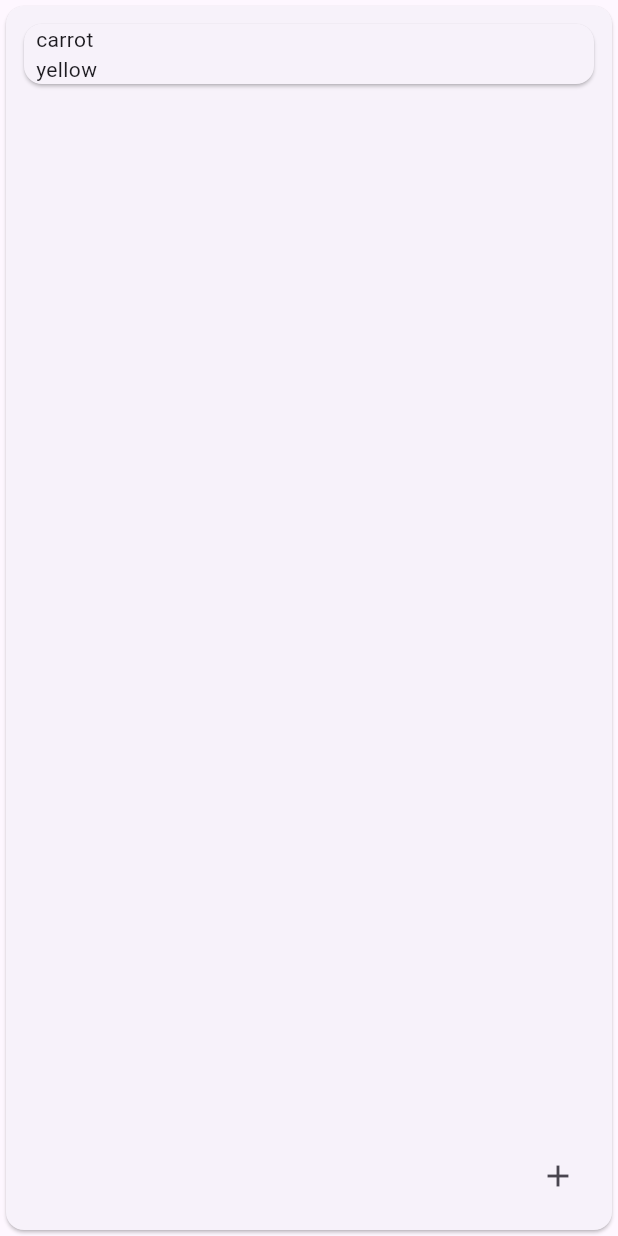
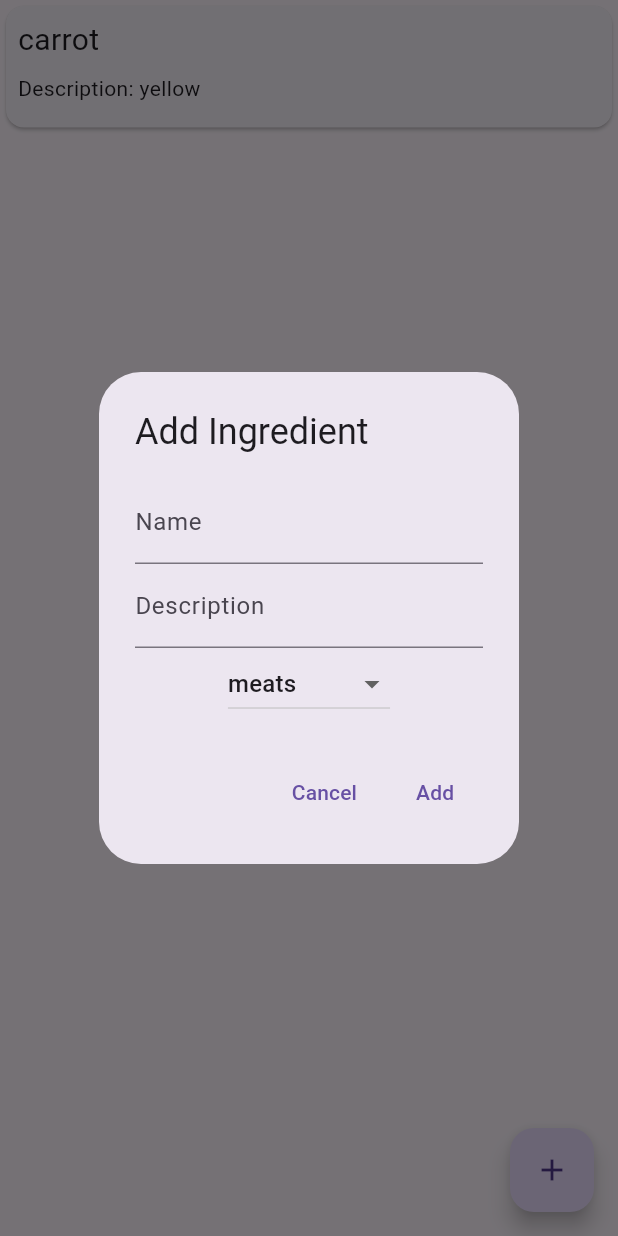
Before and after one commit to Sacolith/recipe_app, a Flutter app: the IngredientsScreen screen opened directly, after a tap on the "add" icon, on a phone screen of 412 x 824 dp. Run offline on Flutter 3.47's test engine with Material 3 defaults, Android fonts, the phone set to English and light mode, and no system bars; our stand-ins replace hive, hive_flutter; accounts and stored records are empty.

Commit message:
im so tired

```diff
--- a/lib/main.dart
+++ b/lib/main.dart
@@ -13,6 +13,7 @@ await Hive.initFlutter();
 
 Hive.registerAdapter(RecipeAdapter());
 Hive.registerAdapter(RecipeTypeAdapter());
+Hive.registerAdapter(IngredientTypeAdapter());
 Hive.registerAdapter(IngredientAdapter());
 
 
--- a/lib/models/ingredient.dart
+++ b/lib/models/ingredient.dart
@@ -14,7 +14,10 @@ class Ingredient extends HiveObject{
 
   @HiveField(2)
    final String description;
-    Ingredient({ required this.ingredienttype,
+
+   @HiveField(3)
+   final String id;
+    Ingredient({ required this.id,required this.ingredienttype,
     required this.description, required this.name
    });
 }
--- a/lib/provider/ingredient_provider.dart
+++ b/lib/provider/ingredient_provider.dart
@@ -5,7 +5,7 @@ class Ipovider{
      Ingredient(
       name: 'carrot',
       description: 'yellow',
-      ingredienttype: [IngredientType.vegetables]
+      ingredienttype: [IngredientType.vegetables], id: '0'
       )
   ];
 }
--- a/lib/screens/ingredients_screen.dart
+++ b/lib/screens/ingredients_screen.dart
@@ -1,4 +1,6 @@
 import 'package:flutter/material.dart';
+import 'package:hive/hive.dart';
+import 'package:recipe_app/models/ingredient.dart';
 import 'package:recipe_app/provider/ingredient_provider.dart';
 import 'package:recipe_app/widget/container.dart';
 
@@ -9,62 +11,140 @@ class IngredientsScreen extends StatefulWidget{
  State<IngredientsScreen> createState()=> IngredientState();
 }
 class IngredientState extends State<IngredientsScreen>{
-late List ing;
+late Box<Ingredient> ingredientBox;
+
+@override
+void initState(){
+  super.initState();
+  ingredientBox=Hive.box<Ingredient>('ingredients');
+}
+
+Future<void> _addIngredient() async{
+  String name='';
+  String description='';
+IngredientType selected=IngredientType.meats;
+
+await showDialog(context: context,
+ builder: (context){
+  return AlertDialog(
+    title: const Text('Add Ingredient'),
+    content: Column(
+      mainAxisSize: MainAxisSize.min,
+      children: [
+        TextField(
+          decoration: const InputDecoration(labelText: 'Name'),
+          onChanged: (value)=> name=value,
+        ),
+        TextField(
+          decoration: const InputDecoration(labelText: 'Description'),
+          onChanged: (value)=> description=value,
+        ),
+        DropdownButton<IngredientType>(
+              value: selected,
+              items: IngredientType.values.map((IngredientType type) {
+                return DropdownMenuItem<IngredientType>(
+                  value: type,
+                  child: Text(type.toString().split('.').last),
+                );
+              }).toList(),
+              onChanged: (IngredientType? newValue) {
+                if (newValue != null) {
+                  setState(() {
+                    selected = newValue;
+                  });
+                  }
+      }
+
+          )
+      ],
+    ),
+    actions: [
+            TextButton(
+              onPressed: () => Navigator.of(context).pop(),
+              child: const Text('Cancel'),
+            ),
+            TextButton(
+              onPressed: () {
+                final newRecipe = Ingredient(
+                  name: name,
+                  description: description,
+                  ingredienttype: [selected],
+                   id: DateTime.now().toString(),
+                );
+                ingredientBox.add(newRecipe);
+                Navigator.of(context).pop();
+                setState(() {});
+              },
+              child: const Text('Add'),
+            ),
+          ],
+  );
+ });
+}
 
  @override
   Widget build(BuildContext context){
+    final List<Ingredient> allIngredients=[
+      ...Ipovider.ingred,
+
+      // ignore: unnecessary_to_list_in_spreads
+      ...ingredientBox.values.toList()
+    ];
     return Scaffold(
-  body: GestureDetector(
+  body: ListView.builder(
+    itemCount: allIngredients.length,
+    itemBuilder: (context,index){
+      final ingredients= allIngredients[index];
+       return GestureDetector(
     child: Hero(
-      tag: 'recipe-card',
-      child: _cardInfo(size: 70),
+      tag: 'Ingredient-card-${ingredients.id}',
+      child: _cardInfo(ingredients),
       ),
-      onTap: ()=> Navigator.of(context).push<void>(
-        MaterialPageRoute(builder: (context)=> const I_Card() )
+     onTap: () => Navigator.of(context).push(
+              MaterialPageRoute(
+                builder: (context) => I_Card(ingredient: ingredients) )
       ),
-       ),
-floatingActionButton:  IconButton(onPressed: (){
-          },
-          icon: const Icon(Icons.add),
-          tooltip: 'Add Ingredient'),
+       );
+    },),
+floatingActionButton:  FloatingActionButton(
+  onPressed: _addIngredient,
+  tooltip: 'Add Ingredient',
+  child: const Icon(Icons.add),
+),
   );
   }
 }
 
+// ignore: camel_case_types
 class I_Card extends StatelessWidget{
-  const I_Card({super.key});
+  final Ingredient ingredient;
+  const I_Card({super.key, required this.ingredient});
  @override
   Widget build(BuildContext context){
      return Scaffold(
       appBar: AppBar(),
       body: Center(
         child: Hero(
-          tag: 'ingredient-tag',
-          child: _cardInfo(
-            size: 70.0
-          ),),
+          tag: 'Ingredient-card-${ingredient.id}',
+          child: _cardInfo(ingredient),),
         ),
      );
   }
 }
 
-StatelessWidget _cardInfo({
- required double size
-}){
-  var ing=Ipovider.ingred;
+Widget _cardInfo(Ingredient ingredient) {
   return Card(
-    child:  ListView.builder(
-      itemCount: ing.length,
-      itemBuilder: (context,i){
-        return Padding(
-          padding: const EdgeInsets.all(8),
-        child: Column(children: [
-          Card(child:IngCon(ingredients: ing[i])),
+    child: Padding(
+      padding: const EdgeInsets.all(8.0),
+      child: Column(
+        crossAxisAlignment: CrossAxisAlignment.start,
+        children: [
+          Text(ingredient.name, style: const TextStyle(fontSize: 20)),
+          const SizedBox(height: 8),
+          Text('Description: ${ingredient.description}'),
+          const SizedBox(height: 8),
         ],
-        )
-        ,);
-
-      } )
-    );
-
+      ),
+    ),
+  );
 }
```
Also changed, not shown: lib/models/ingredient.g.dart.
